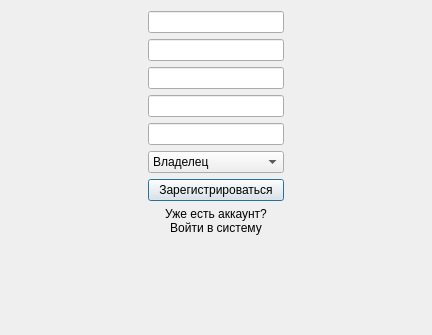
This is Forms/FormsRegistration/FormRegistration.ui in N00llk/bar-booking as Qt 5 draws it before an edit. The edited form follows.
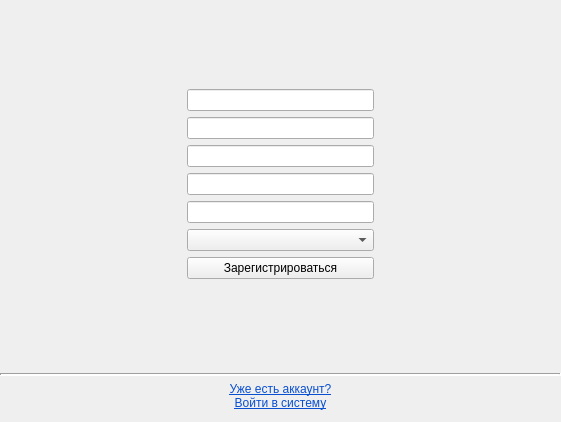
This is the edited form.

Diff of the .ui file:
```diff
--- a/Forms/FormsRegistration/FormRegistration.ui
+++ b/Forms/FormsRegistration/FormRegistration.ui
@@ -1,20 +1,34 @@
 <?xml version="1.0" encoding="UTF-8"?>
 <ui version="4.0">
  <class>FormRegistration</class>
- <widget class="QDialog" name="FormRegistration">
+ <widget class="QWidget" name="FormRegistration">
   <property name="geometry">
    <rect>
     <x>0</x>
     <y>0</y>
-    <width>432</width>
-    <height>335</height>
+    <width>561</width>
+    <height>422</height>
    </rect>
   </property>
   <property name="windowTitle">
    <string>Dialog</string>
   </property>
-  <layout class="QGridLayout" name="gridLayout">
-   <item row="0" column="0">
+  <layout class="QVBoxLayout" name="verticalLayout_2">
+   <property name="leftMargin">
+    <number>0</number>
+   </property>
+   <property name="topMargin">
+    <number>0</number>
+   </property>
+   <property name="rightMargin">
+    <number>0</number>
+   </property>
+   <property name="bottomMargin">
+    <number>12</number>
+   </property>
+   <item>
+    <layout class="QHBoxLayout" name="horizontalLayout">
+     <item>
     <spacer name="horizontalSpacer_2">
      <property name="orientation">
       <enum>Qt::Horizontal</enum>
@@ -27,8 +41,21 @@
      </property>
     </spacer>
    </item>
-   <item row="0" column="1">
+     <item>
     <layout class="QVBoxLayout" name="verticalLayout">
+       <item>
+        <spacer name="verticalSpacer">
+         <property name="orientation">
+          <enum>Qt::Vertical</enum>
+         </property>
+         <property name="sizeHint" stdset="0">
+          <size>
+           <width>20</width>
+           <height>40</height>
+          </size>
+         </property>
+        </spacer>
+       </item>
      <item>
       <widget class="QLineEdit" name="nameLineEdit">
        <property name="placeholderText">
@@ -49,7 +76,10 @@
       <widget class="QLineEdit" name="passwordRepeatLineEdit"/>
      </item>
      <item>
-      <widget class="QComboBox" name="comboBox">
+        <widget class="QComboBox" name="userRoleComboBox">
+         <property name="currentIndex">
+          <number>-1</number>
+         </property>
        <item>
         <property name="text">
          <string>Владелец</string>
@@ -62,13 +92,60 @@
        </item>
       </widget>
      </item>
-    </layout>
-   </item>
-   <item row="2" column="1">
-    <widget class="QLabel" name="label">
+       <item>
+        <widget class="QPushButton" name="pushButton">
+         <property name="text">
+          <string>Зарегистрироваться</string>
+         </property>
+        </widget>
+       </item>
+       <item>
+        <spacer name="verticalSpacer_2">
+         <property name="orientation">
+          <enum>Qt::Vertical</enum>
+         </property>
+         <property name="sizeHint" stdset="0">
+          <size>
+           <width>20</width>
+           <height>40</height>
+          </size>
+         </property>
+        </spacer>
+       </item>
+      </layout>
+     </item>
+     <item>
+      <spacer name="horizontalSpacer">
+       <property name="orientation">
+        <enum>Qt::Horizontal</enum>
+       </property>
+       <property name="sizeHint" stdset="0">
+        <size>
+         <width>40</width>
+         <height>20</height>
+        </size>
+       </property>
+      </spacer>
+     </item>
+    </layout>
+   </item>
+   <item>
+    <widget class="Line" name="line">
+     <property name="lineWidth">
+      <number>2</number>
+     </property>
+     <property name="orientation">
+      <enum>Qt::Horizontal</enum>
+     </property>
+    </widget>
+   </item>
+   <item>
+    <widget class="QLabel" name="authorizationLabel">
      <property name="text">
-      <string>Уже есть аккаунт?
-Войти в систему</string>
+      <string>&lt;html&gt;&lt;head/&gt;&lt;body&gt;&lt;p align=&quot;center&quot;&gt;&lt;a href=&quot;whatever&quot;&gt;&lt;span style=&quot; text-decoration: underline; color:#094fd1;&quot;&gt;Уже есть аккаунт?&lt;br/&gt;Войти в систему&lt;/span&gt;&lt;/a&gt;&lt;/p&gt;&lt;/body&gt;&lt;/html&gt;</string>
+     </property>
+     <property name="textFormat">
+      <enum>Qt::RichText</enum>
      </property>
      <property name="alignment">
       <set>Qt::AlignHCenter|Qt::AlignTop</set>
@@ -81,26 +158,6 @@
      </property>
     </widget>
    </item>
-   <item row="1" column="1">
-    <widget class="QPushButton" name="pushButton">
-     <property name="text">
-      <string>Зарегистрироваться</string>
-     </property>
-    </widget>
-   </item>
-   <item row="0" column="2">
-    <spacer name="horizontalSpacer">
-     <property name="orientation">
-      <enum>Qt::Horizontal</enum>
-     </property>
-     <property name="sizeHint" stdset="0">
-      <size>
-       <width>40</width>
-       <height>20</height>
-      </size>
-     </property>
-    </spacer>
-   </item>
   </layout>
  </widget>
  <resources/>
```
Left out of the diff: 2 changed lines with no effect on the pictures. Lines whose indentation alone changed are shown as unchanged.
